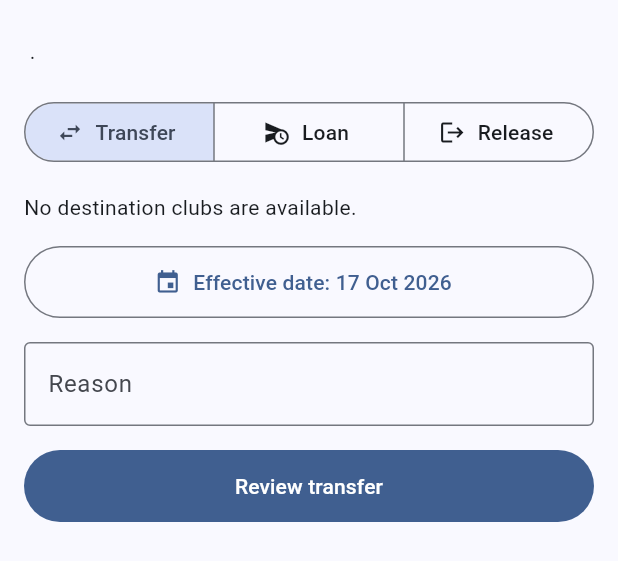
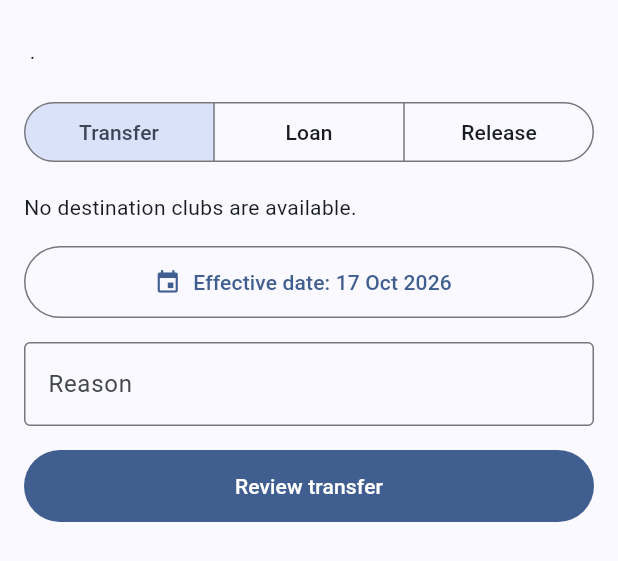
Before and after one commit to muhammadayantoorie-creator/App-Architects, a Flutter app: the _RosterSheet widget shown alone on an empty page, opened directly with empty values, on a phone screen of 412 x 824 dp. Shown: the top 561 px of the screen. Run offline on Flutter 3.47's test engine with Material 3 defaults, Android fonts, the phone set to English and light mode, and no system bars; our stand-ins replace connectivity_plus, dio, flutter_secure_storage, open_filex, sqflite; accounts and stored records are empty; network calls fail.

Commit message:
mobile: PDF viewer intent query, compact roster type toggle for 360dp
Co-Authored-By: Claude Opus 5.5 <noreply@anthropic.com>

```diff
--- a/mobile/lib/ui/screens/roster_sheet.dart
+++ b/mobile/lib/ui/screens/roster_sheet.dart
@@ -152,9 +152,9 @@ class _RosterSheetState extends State<_RosterSheet> {
           const SizedBox(height: 16),
           SegmentedButton<String>(
             segments: const [
-              ButtonSegment(value: 'transfer', label: Text('Transfer'), icon: Icon(Icons.swap_horiz)),
-              ButtonSegment(value: 'loan', label: Text('Loan'), icon: Icon(Icons.schedule_send)),
-              ButtonSegment(value: 'release', label: Text('Release'), icon: Icon(Icons.logout)),
+              ButtonSegment(value: 'transfer', label: Text('Transfer')),
+              ButtonSegment(value: 'loan', label: Text('Loan')),
+              ButtonSegment(value: 'release', label: Text('Release')),
             ],
             selected: {_type},
             showSelectedIcon: false,
```
Also changed, not shown: 1 other file.
